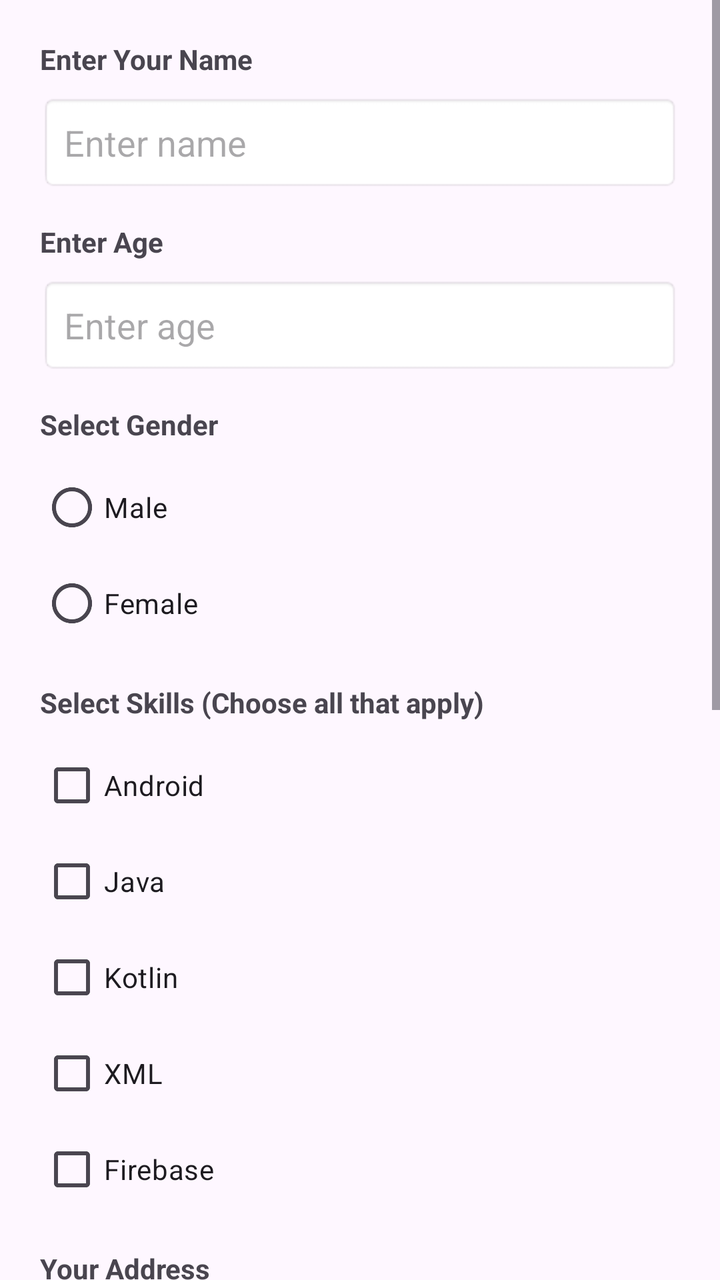
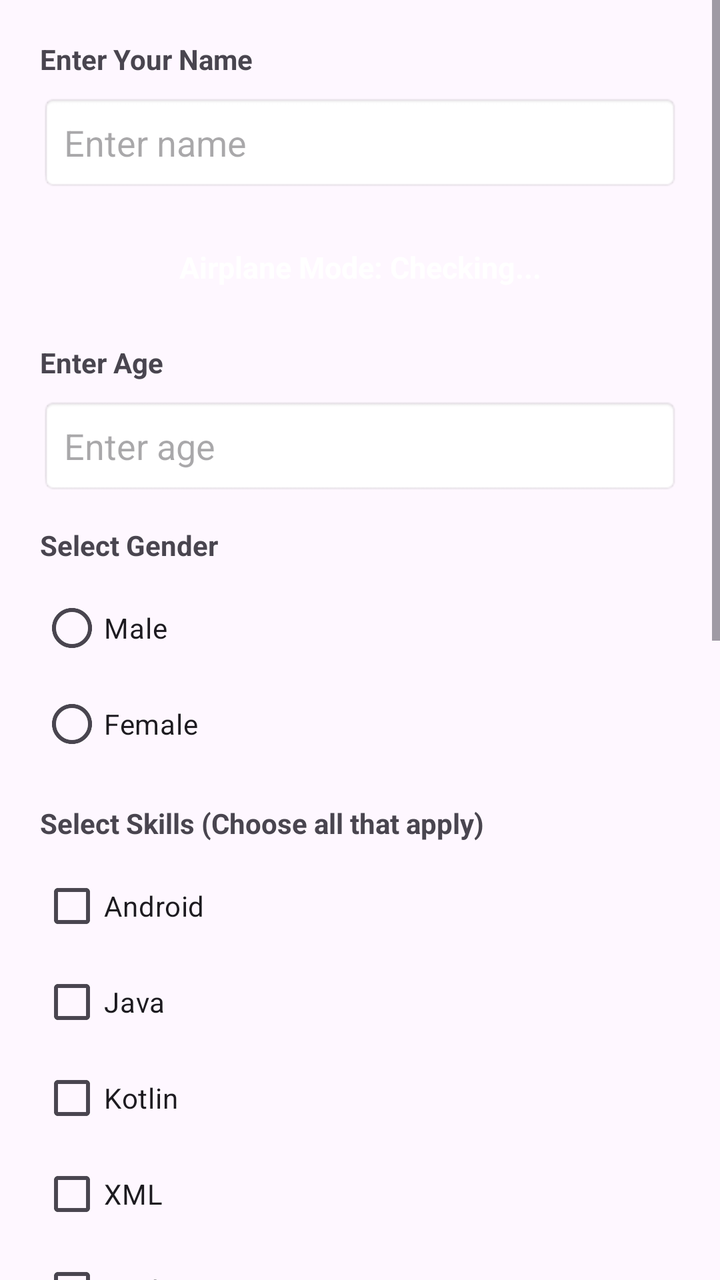

Two renders of the same Android screen: before a commit and after it. Below are the layout's source before the change and the commit's diff.
<!-- AndroidManifest.xml: application theme Theme.Sem5 -->
<!-- res/layout/activity_main.xml -->
<?xml version="1.0" encoding="utf-8"?>
<ScrollView xmlns:android="http://schemas.android.com/apk/res/android"
    xmlns:tools="http://schemas.android.com/tools"
    android:layout_width="match_parent"
    android:layout_height="match_parent"
    tools:context=".MainActivity">

    <LinearLayout
        android:layout_width="match_parent"
        android:layout_height="wrap_content"
        android:orientation="vertical"
        android:padding="20dp">

        <TextView
            android:layout_width="wrap_content"
            android:layout_height="wrap_content"
            android:text="Enter Your Name"
            android:textStyle="bold"
            android:layout_marginBottom="8dp" />

        <EditText
            android:id="@+id/etName"
            android:layout_width="match_parent"
            android:layout_height="wrap_content"
            android:hint="Enter name"
            android:inputType="textPersonName"
            android:background="@android:drawable/editbox_background"
            android:padding="12dp"
            android:layout_marginBottom="16dp" />

        <TextView
            android:layout_width="wrap_content"
            android:layout_height="wrap_content"
            android:text="Enter Age"
            android:textStyle="bold"
            android:layout_marginBottom="8dp" />

        <EditText
            android:id="@+id/etAge"
            android:layout_width="match_parent"
            android:layout_height="wrap_content"
            android:hint="Enter age"
            android:inputType="number"
            android:background="@android:drawable/editbox_background"
            android:padding="12dp"
            android:layout_marginBottom="16dp" />

        <TextView
            android:layout_width="wrap_content"
            android:layout_height="wrap_content"
            android:text="Select Gender"
            android:textStyle="bold"
            android:layout_marginBottom="8dp" />

        <RadioGroup
            android:id="@+id/rgGender"
            android:layout_width="wrap_content"
            android:layout_height="wrap_content"
            android:layout_marginBottom="16dp">

            <RadioButton
                android:id="@+id/rbMale"
                android:layout_width="wrap_content"
                android:layout_height="wrap_content"
                android:text="Male" />

            <RadioButton
                android:id="@+id/rbFemale"
                android:layout_width="wrap_content"
                android:layout_height="wrap_content"
                android:text="Female" />
        </RadioGroup>

        <TextView
            android:layout_width="wrap_content"
            android:layout_height="wrap_content"
            android:text="Select Skills (Choose all that apply)"
            android:textStyle="bold"
            android:layout_marginBottom="8dp" />

        <CheckBox
            android:id="@+id/cbAndroid"
            android:layout_width="wrap_content"
            android:layout_height="wrap_content"
            android:text="Android" />

        <CheckBox
            android:id="@+id/cbJava"
            android:layout_width="wrap_content"
            android:layout_height="wrap_content"
            android:text="Java" />

        <CheckBox
            android:id="@+id/cbKotlin"
            android:layout_width="wrap_content"
            android:layout_height="wrap_content"
            android:text="Kotlin" />

        <CheckBox
            android:id="@+id/cbXML"
            android:layout_width="wrap_content"
            android:layout_height="wrap_content"
            android:text="XML" />

        <CheckBox
            android:id="@+id/cbFirebase"
            android:layout_width="wrap_content"
            android:layout_height="wrap_content"
            android:text="Firebase"
            android:layout_marginBottom="16dp" />

        <TextView
            android:layout_width="wrap_content"
            android:layout_height="wrap_content"
            android:text="Your Address"
            android:textStyle="bold"
            android:layout_marginBottom="8dp" />

        <EditText
            android:id="@+id/etAddress"
            android:layout_width="match_parent"
            android:layout_height="wrap_content"
            android:hint="Enter address"
            android:inputType="textMultiLine"
            android:gravity="top"
            android:minLines="3"
            android:background="@android:drawable/editbox_background"
            android:padding="12dp"
            android:layout_marginBottom="24dp" />

        <LinearLayout
            android:layout_width="match_parent"
            android:layout_height="wrap_content"
            android:orientation="horizontal">

            <Button
                android:id="@+id/btnSubmit"
                android:layout_width="0dp"
                android:layout_height="wrap_content"
                android:layout_weight="1"
                android:text="SUBMIT"
                android:backgroundTint="#6200EE"
                android:textColor="#FFFFFF"
                android:layout_marginEnd="10dp" />

            <Button
                android:id="@+id/btnClear"
                android:layout_width="0dp"
                android:layout_height="wrap_content"
                android:layout_weight="1"
                android:text="CLEAR"
                android:backgroundTint="#6200EE"
                android:textColor="#FFFFFF" />

        </LinearLayout>

        <Button
            android:id="@+id/btnGithub"
            android:layout_width="match_parent"
            android:layout_height="wrap_content"
            android:text="OPEN GITHUB"
            android:layout_marginTop="16dp"
            android:backgroundTint="#333333"
            android:textColor="#FFFFFF" />

        <EditText
            android:id="@+id/etPhone"
            android:layout_width="match_parent"
            android:layout_height="wrap_content"
            android:hint="Enter phone number"
            android:inputType="phone"
            android:background="@android:drawable/editbox_background"
            android:padding="12dp"
            android:layout_marginTop="16dp" />

        <Button
            android:id="@+id/btnCall"
            android:layout_width="match_parent"
            android:layout_height="wrap_content"
            android:text="CALL NUMBER"
            android:layout_marginTop="16dp"
            android:backgroundTint="#E91E63"
            android:textColor="#FFFFFF" />

        <Button
            android:id="@+id/btnMap"
            android:layout_width="match_parent"
            android:layout_height="wrap_content"
            android:text="OPEN MAPS (KRMU)"
            android:layout_marginTop="16dp"
            android:backgroundTint="#4CAF50"
            android:textColor="#FFFFFF" />

        <Button
            android:id="@+id/btnFile"
            android:layout_width="match_parent"
            android:layout_height="wrap_content"
            android:text="OPEN FILE MANAGER"
            android:layout_marginTop="16dp"
            android:backgroundTint="#FF9800"
            android:textColor="#FFFFFF" />

    </LinearLayout>
</ScrollView>
<!-- resources referenced by this layout -->
<resources>
  <style name="Theme.Sem5" parent="Base.Theme.Sem5" />
  <style name="Base.Theme.Sem5" parent="Theme.Material3.DayNight">
          
          
      </style>
</resources>

<!-- the commit's change to res/layout/activity_main.xml (unified diff, before → after) -->
@@ -29,6 +29,18 @@
             android:layout_marginBottom="16dp" />
 
         <TextView
+            android:id="@+id/tvAirplaneModeBanner"
+            android:layout_width="match_parent"
+            android:layout_height="wrap_content"
+            android:gravity="center"
+            android:padding="12dp"
+            android:text="Airplane Mode: Checking..."
+            android:textStyle="bold"
+            android:textSize="15sp"
+            android:textColor="#FFFFFF"
+            android:layout_marginBottom="16dp" />
+
+        <TextView
             android:layout_width="wrap_content"
             android:layout_height="wrap_content"
             android:text="Enter Age"
@@ -200,5 +212,14 @@
             android:backgroundTint="#FF9800"
             android:textColor="#FFFFFF" />
 
+        <Button
+            android:id="@+id/btnBattery"
+            android:layout_width="match_parent"
+            android:layout_height="wrap_content"
+            android:text="CHECK BATTERY"
+            android:layout_marginTop="16dp"
+            android:backgroundTint="#009688"
+            android:textColor="#FFFFFF" />
+
     </LinearLayout>
 </ScrollView>
